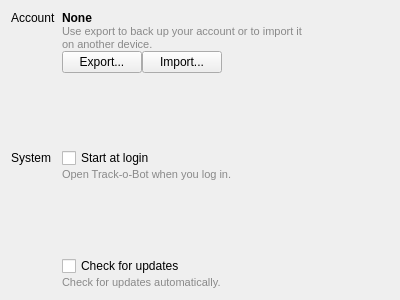
stevschmid/track-o-bot, file src/settings_widget.ui: the form before one commit.
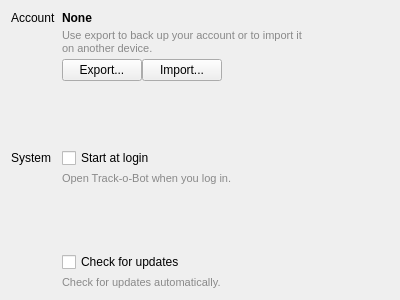
The form after the commit.

The edit to the form file:
```diff
--- a/src/settings_widget.ui
+++ b/src/settings_widget.ui
@@ -28,7 +28,7 @@
       <enum>QFormLayout::FieldsStayAtSizeHint</enum>
      </property>
      <property name="verticalSpacing">
-      <number>0</number>
+      <number>4</number>
      </property>
      <item row="0" column="0">
       <widget class="QLabel" name="label">
@@ -82,7 +82,7 @@
        <property name="sizeHint" stdset="0">
         <size>
          <width>20</width>
-         <height>20</height>
+         <height>15</height>
         </size>
        </property>
       </spacer>
@@ -130,7 +130,7 @@
        <property name="sizeHint" stdset="0">
         <size>
          <width>20</width>
-         <height>20</height>
+         <height>15</height>
         </size>
        </property>
       </spacer>
```
